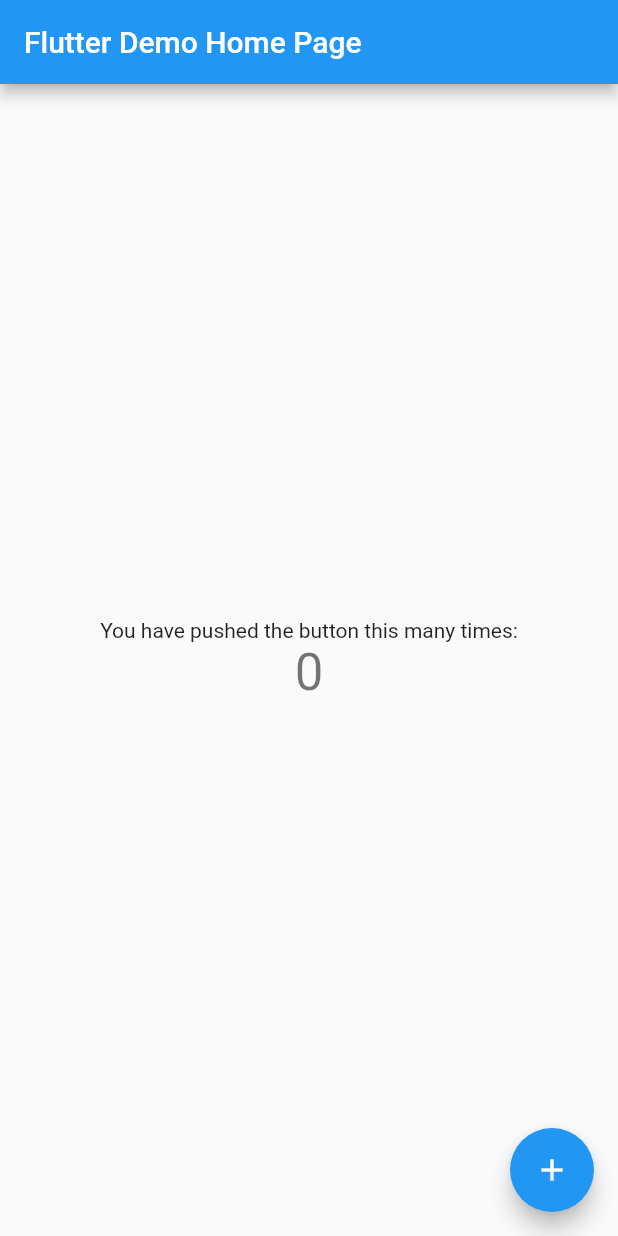
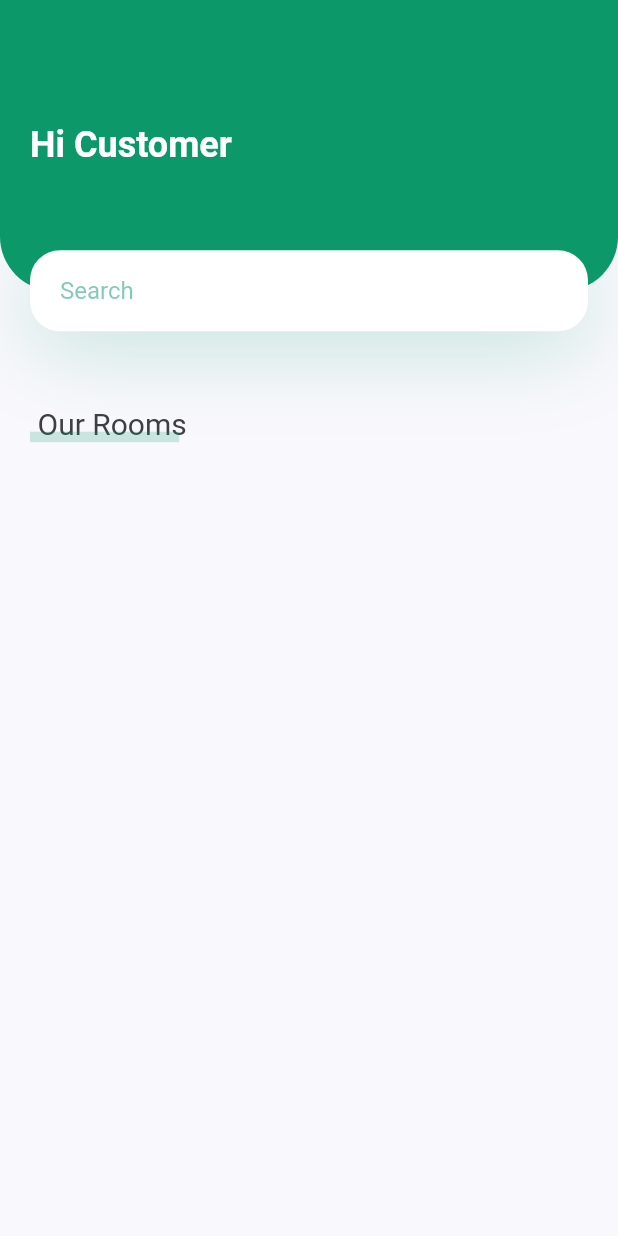
Before and after one commit to BugInTheAir/FlutterGetter, a Flutter app: the screen it shows after launch, on a phone screen of 412 x 824 dp. Run offline on Flutter 3.47's test engine with Material 2 defaults, Android fonts, the phone set to English and light mode, and no system bars; our stand-ins replace dio, flutter_svg, logger, retrofit; generated files the repository leaves out were written again; network calls fail.

Commit message:
Update code

```diff
--- /dev/null
+++ b/lib/components/body.dart
@@ -0,0 +1,180 @@
+import 'package:flutter/gestures.dart';
+import 'package:flutter/material.dart';
+import 'package:flutter_getter/models/room.dart';
+import 'package:flutter_getter/screens/constants.dart';
+import 'package:flutter_svg/flutter_svg.dart';
+import 'package:flutter_getter/models/room.dart';
+import 'package:logger/logger.dart';
+import 'package:retrofit/retrofit.dart';
+import 'package:dio/dio.dart';
+
+class Body extends StatefulWidget {
+  const Body({Key? key}) : super(key: key);
+
+  @override
+  State<Body> createState() => _BodyState();
+}
+
+class RoomState {
+  String roomNumber = "";
+  String id = "";
+  String description = "";
+  double price = 0;
+  List<String> images = List.empty();
+}
+
+class _BodyState extends State<Body> {
+  List<RoomState> rooms = List.empty();
+  @override
+  Widget build(BuildContext context) {
+    Size size = MediaQuery.of(context).size;
+    return Column(
+      children: <Widget>[
+        Container(
+            margin: EdgeInsets.only(bottom: kDefaultPadding * 2.5),
+            height: size.height * 0.2,
+            child: Stack(
+              children: <Widget>[
+                Container(
+                  padding: EdgeInsets.only(
+                      left: kDefaultPadding,
+                      right: kDefaultPadding,
+                      bottom: 36 + kDefaultPadding),
+                  height: size.height * 0.2 - 27,
+                  decoration: BoxDecoration(
+                      color: kPrimaryColor,
+                      borderRadius: BorderRadius.only(
+                          bottomLeft: Radius.circular(36),
+                          bottomRight: Radius.circular(36))),
+                  child: Row(children: [
+                    Text(
+                      "Hi Customer",
+                      style: Theme.of(context).textTheme.headline5?.copyWith(
+                            color: Colors.white,
+                            fontWeight: FontWeight.bold,
+                          ),
+                    ),
+                    Spacer(),
+                  ]),
+                ),
+                Positioned(
+                  bottom: 0,
+                  left: 0,
+                  right: 0,
+                  child: Container(
+                    alignment: Alignment.center,
+                    margin: EdgeInsets.symmetric(horizontal: kDefaultPadding),
+                    height: 54,
+                    decoration: BoxDecoration(
+                        color: Colors.white,
+                        borderRadius: BorderRadius.circular(20),
+                        boxShadow: [
+                          BoxShadow(
+                            offset: Offset(0, 10),
+                            blurRadius: 50,
+                            color: kPrimaryColor.withOpacity(0.23),
+                          )
+                        ]),
+                    child: Row(
+                      children: [
+                        Expanded(
+                          child: TextField(
+                            decoration: InputDecoration(
+                              contentPadding:
+                                  EdgeInsets.only(left: kDefaultPadding),
+                              hintText: "Search",
+                              hintStyle: TextStyle(
+                                  color: kPrimaryColor.withOpacity(0.5)),
+                              enabledBorder: InputBorder.none,
+                              focusedBorder: InputBorder.none,
+                            ),
+                          ),
+                        ),
+                      ],
+                    ),
+                  ),
+                )
+              ],
+            )),
+        Padding(
+          padding: const EdgeInsets.symmetric(horizontal: kDefaultPadding),
+          child: Row(
+            children: [
+              Container(
+                height: 24,
+                child: Stack(
+                  children: [
+                    Padding(
+                      padding: const EdgeInsets.only(left: kDefaultPadding / 4),
+                      child: Text(
+                        "Our Rooms",
+                        style: TextStyle(fontSize: 20),
+                      ),
+                    ),
+                    Positioned(
+                      bottom: 0,
+                      left: 0,
+                      right: 0,
+                      child: Container(
+                        margin: EdgeInsets.only(right: kDefaultPadding / 4),
+                        height: 7,
+                        color: kPrimaryColor.withOpacity(0.2),
+                      ),
+                    )
+                  ],
+                ),
+              ),
+              Spacer(),
+            ],
+          ),
+        ),
+        // Align(
+        //   child: ListView.separated(
+        //     padding: const EdgeInsets.all(kDefaultPadding),
+        //     itemCount: rooms.length,
+        //     itemBuilder: (BuildContext context, int index) {
+        //       return Card(
+        //         child: Row(children: [
+        //           ListTile(
+        //             leading: Icon(Icons.access_time),
+        //             title: Text(rooms[index].description),
+        //           )
+        //         ]),
+        //       );
+        //     },
+        //     separatorBuilder: (BuildContext context, int index) =>
+        //         const Divider(),
+        //   ),
+        // )
+      ],
+    );
+  }
+
+  @override
+  void initState() {
+    final dio = Dio();
+    final client = RestClient(dio);
+    client.getTasks().then((value) => {
+          setState(() {
+            value.forEach((element) {
+              var newRoom = new RoomState();
+              if (element.description != null) {
+                newRoom.description = element.description.toString();
+              }
+              if (element.id != null) {
+                newRoom.id = element.id.toString();
+              }
+              var price = element.price;
+              if (price != null) {
+                newRoom.price = price.toDouble();
+              }
+              var list = element.images;
+              if (list != null) {
+                newRoom.images = list;
+              }
+            });
+          })
+        });
+    super.initState();
+  }
+}
--- a/lib/main.dart
+++ b/lib/main.dart
@@ -1,4 +1,6 @@
 import 'package:flutter/material.dart';
+import 'package:flutter_getter/screens/constants.dart';
+import 'package:flutter_getter/screens/home_screen.dart';
 import './models//room.dart';
 
 void main() {
@@ -12,105 +14,14 @@ class MyApp extends StatelessWidget {
   @override
   Widget build(BuildContext context) {
     return MaterialApp(
-      title: 'Flutter Demo',
+      title: 'Hotel App',
+      debugShowCheckedModeBanner: false,
       theme: ThemeData(
-        // This is the theme of your application.
-        //
-        // Try running your application with "flutter run". You'll see the
-        // application has a blue toolbar. Then, without quitting the app, try
-        // changing the primarySwatch below to Colors.green and then invoke
-        // "hot reload" (press "r" in the console where you ran "flutter run",
-        // or simply save your changes to "hot reload" in a Flutter IDE).
-        // Notice that the counter didn't reset back to zero; the application
-        // is not restarted.
-        primarySwatch: Colors.blue,
-      ),
-      home: const MyHomePage(title: 'Flutter Demo Home Page'),
+          scaffoldBackgroundColor: kBackgroundColor,
+          primaryColor: kPrimaryColor,
+          textTheme: Theme.of(context).textTheme.apply(bodyColor: kTextColor),
+          visualDensity: VisualDensity.adaptivePlatformDensity),
+      home: HomeScreen(),
     );
   }
 }
-
-class MyHomePage extends StatefulWidget {
-  const MyHomePage({Key? key, required this.title}) : super(key: key);
-
-  // This widget is the home page of your application. It is stateful, meaning
-  // that it has a State object (defined below) that contains fields that affect
-  // how it looks.
-
-  // This class is the configuration for the state. It holds the values (in this
-  // case the title) provided by the parent (in this case the App widget) and
-  // used by the build method of the State. Fields in a Widget subclass are
-  // always marked "final".
-
-  final String title;
-
-  @override
-  State<MyHomePage> createState() => _MyHomePageState();
-}
-
-class _MyHomePageState extends State<MyHomePage> {
-  int _counter = 0;
-
-  void _incrementCounter() {
-    setState(() {
-      // This call to setState tells the Flutter framework that something has
-      // changed in this State, which causes it to rerun the build method below
-      // so that the display can reflect the updated values. If we changed
-      // _counter without calling setState(), then the build method would not be
-      // called again, and so nothing would appear to happen.
-      _counter++;
-    });
-  }
-
-  @override
-  Widget build(BuildContext context) {
-    // This method is rerun every time setState is called, for instance as done
-    // by the _incrementCounter method above.
-    //
-    // The Flutter framework has been optimized to make rerunning build methods
-    // fast, so that you can just rebuild anything that needs updating rather
-    // than having to individually change instances of widgets.
-    return Scaffold(
-      appBar: AppBar(
-        // Here we take the value from the MyHomePage object that was created by
-        // the App.build method, and use it to set our appbar title.
-        title: Text(widget.title),
-      ),
-      body: Center(
-        // Center is a layout widget. It takes a single child and positions it
-        // in the middle of the parent.
-        child: Column(
-          // Column is also a layout widget. It takes a list of children and
-          // arranges them vertically. By default, it sizes itself to fit its
-          // children horizontally, and tries to be as tall as its parent.
-          //
-          // Invoke "debug painting" (press "p" in the console, choose the
-          // "Toggle Debug Paint" action from the Flutter Inspector in Android
-          // Studio, or the "Toggle Debug Paint" command in Visual Studio Code)
-          // to see the wireframe for each widget.
-          //
-          // Column has various properties to control how it sizes itself and
-          // how it positions its children. Here we use mainAxisAlignment to
-          // center the children vertically; the main axis here is the vertical
-          // axis because Columns are vertical (the cross axis would be
-          // horizontal).
-          mainAxisAlignment: MainAxisAlignment.center,
-          children: <Widget>[
-            const Text(
-              'You have pushed the button this many times:',
-            ),
-            Text(
-              '$_counter',
-              style: Theme.of(context).textTheme.headline4,
-            ),
-          ],
-        ),
-      ),
-      floatingActionButton: FloatingActionButton(
-        onPressed: _incrementCounter,
-        tooltip: 'Increment',
-        child: const Icon(Icons.add),
-      ), // This trailing comma makes auto-formatting nicer for build methods.
-    );
-  }
-}
--- a/lib/models/room.dart
+++ b/lib/models/room.dart
@@ -1,10 +1,30 @@
 import 'package:json_annotation/json_annotation.dart';
+import 'package:retrofit/retrofit.dart';
+import 'package:dio/dio.dart';
+part 'room.g.dart';
+
+@RestApi(baseUrl: "http://localhost:5001/api")
+abstract class RestClient {
+  factory RestClient(Dio dio, {String baseUrl}) = _RestClient;
+
+  @GET("/room")
+  Future<List<Room>> getTasks();
+}
 
 @JsonSerializable()
 class Room {
-  Room(this.id, this.roomName, this.images, this.roomNumber);
-  int id = -1;
-  String roomName = "";
-  List<String> images = List.empty();
-  String roomNumber = "";
+  Room({this.id, this.roomNumber, this.images, this.description, this.price});
+  String? id;
+  String? roomNumber;
+  List<String>? images;
+  String? description;
+  double? price;
+  factory Room.fromJson(Map<String, dynamic> json) {
+    return Room(
+        id: json['id'],
+        roomNumber: json['roomNumber'],
+        images: json['images'],
+        description: json['description'],
+        price: json['price']);
+  }
 }
--- /dev/null
+++ b/lib/screens/constants.dart
@@ -0,0 +1,8 @@
+import 'package:flutter/material.dart';
+
+const kPrimaryColor = Color(0xFF0C9869);
+const kTextColor = Color(0xFF3C4046);
+const kBackgroundColor = Color(0xFFF9F8FD);
+const apiUrl = "";
+
+const double kDefaultPadding = 20.0;
--- /dev/null
+++ b/lib/screens/home_screen.dart
@@ -0,0 +1,17 @@
+import 'package:flutter/material.dart';
+import 'package:flutter_getter/components/body.dart';
+import 'package:flutter_getter/screens/constants.dart';
+import 'package:flutter_svg/flutter_svg.dart';
+
+class HomeScreen extends StatelessWidget {
+  @override
+  Widget build(BuildContext context) {
+    return Scaffold(
+      appBar: AppBar(
+        backgroundColor: kPrimaryColor,
+        elevation: 0,
+      ),
+      body: Body(),
+    );
+  }
+}
--- /dev/null
+++ b/lib/services/room_services.dart
@@ -0,0 +1,10 @@
+import 'package:flutter_getter/models/room.dart';
+import 'package:logger/logger.dart';
+import 'package:retrofit/retrofit.dart';
+import 'package:dio/dio.dart';
+
+void test() {
+  final dio = Dio();
+  final client = RestClient(dio);
+  client.getTasks().then((value) => null);
+}
--- a/pubspec.yaml
+++ b/pubspec.yaml
@@ -31,7 +31,7 @@ dependencies:
     sdk: flutter
   retrofit: '>=3.0.0 <4.0.0'
   logger: any
-
+  flutter_svg: any
   # The following adds the Cupertino Icons font to your application.
   # Use with the CupertinoIcons class for iOS style icons.
   cupertino_icons: ^1.0.2
@@ -39,6 +39,7 @@ dependencies:
 dev_dependencies:
   flutter_test:
     sdk: flutter
+  build_runner: any
   json_annotation: ^4.4.0
   retrofit_generator: '>=4.0.0 <5.0.0'
   # The "flutter_lints" package below contains a set of recommended lints to
```
Also changed, not shown: lib/models/room.g.dart (added), pubspec.lock, 1 other file.
